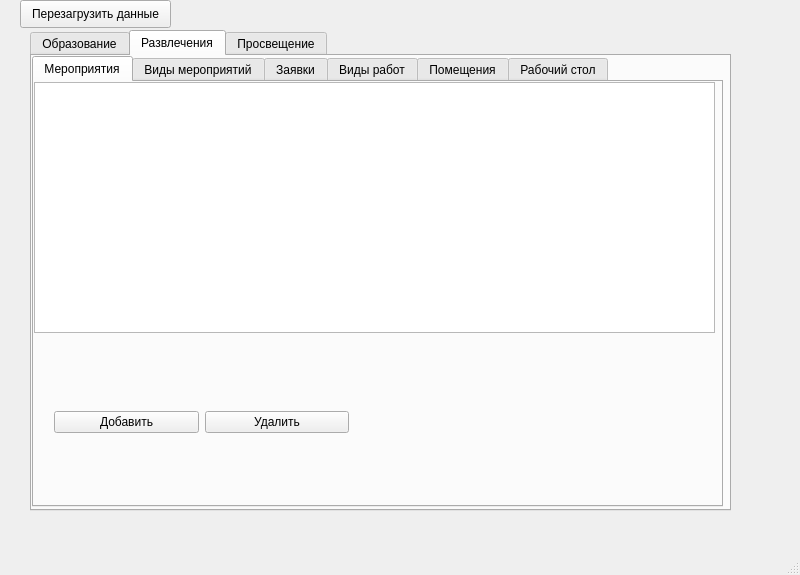
The window that ui.ui (artBatamirov/NTO_2023) describes before a commit, drawn with Qt 5.
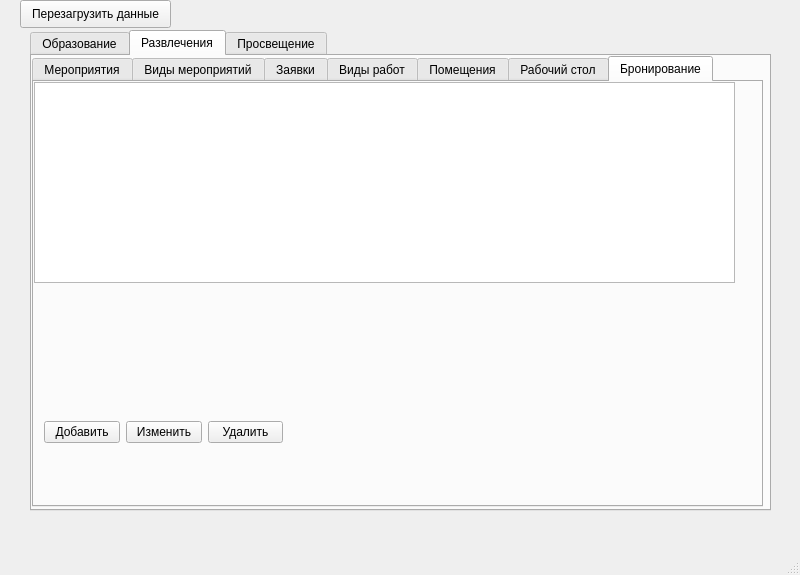
The same window after the commit. The open tabs and pages were chosen to show the change.

Commit message: add booking tab and delete buttons for booking

The edit to the form file:
```diff
--- a/ui.ui
+++ b/ui.ui
@@ -19,7 +19,7 @@
      <rect>
       <x>30</x>
       <y>30</y>
-      <width>701</width>
+      <width>741</width>
       <height>481</height>
      </rect>
     </property>
@@ -103,7 +103,7 @@
           <rect>
            <x>0</x>
            <y>0</y>
-           <width>691</width>
+           <width>731</width>
            <height>451</height>
           </rect>
          </property>
@@ -378,6 +378,54 @@
            </property>
           </widget>
          </widget>
+         <widget class="QWidget" name="tab2_7">
+          <attribute name="title">
+           <string>Бронирование</string>
+          </attribute>
+          <widget class="QTableWidget" name="book_2_7">
+           <property name="geometry">
+            <rect>
+             <x>0</x>
+             <y>0</y>
+             <width>701</width>
+             <height>201</height>
+            </rect>
+           </property>
+          </widget>
+          <widget class="QWidget" name="horizontalLayoutWidget_11">
+           <property name="geometry">
+            <rect>
+             <x>10</x>
+             <y>310</y>
+             <width>239</width>
+             <height>80</height>
+            </rect>
+           </property>
+           <layout class="QHBoxLayout" name="horizontalLayout_11">
+            <item>
+             <widget class="QPushButton" name="add_btn_2_7">
+              <property name="text">
+               <string>Добавить</string>
+              </property>
+             </widget>
+            </item>
+            <item>
+             <widget class="QPushButton" name="change_btn_2_7">
+              <property name="text">
+               <string>Изменить</string>
+              </property>
+             </widget>
+            </item>
+            <item>
+             <widget class="QPushButton" name="del_btn_2_7">
+              <property name="text">
+               <string>Удалить</string>
+              </property>
+             </widget>
+            </item>
+           </layout>
+          </widget>
+         </widget>
         </widget>
        </widget>
        <widget class="QWidget" name="tab3">
```
Left out of the diff: 72 changed lines with no effect on the pictures. The commit also changes 2 other files.
